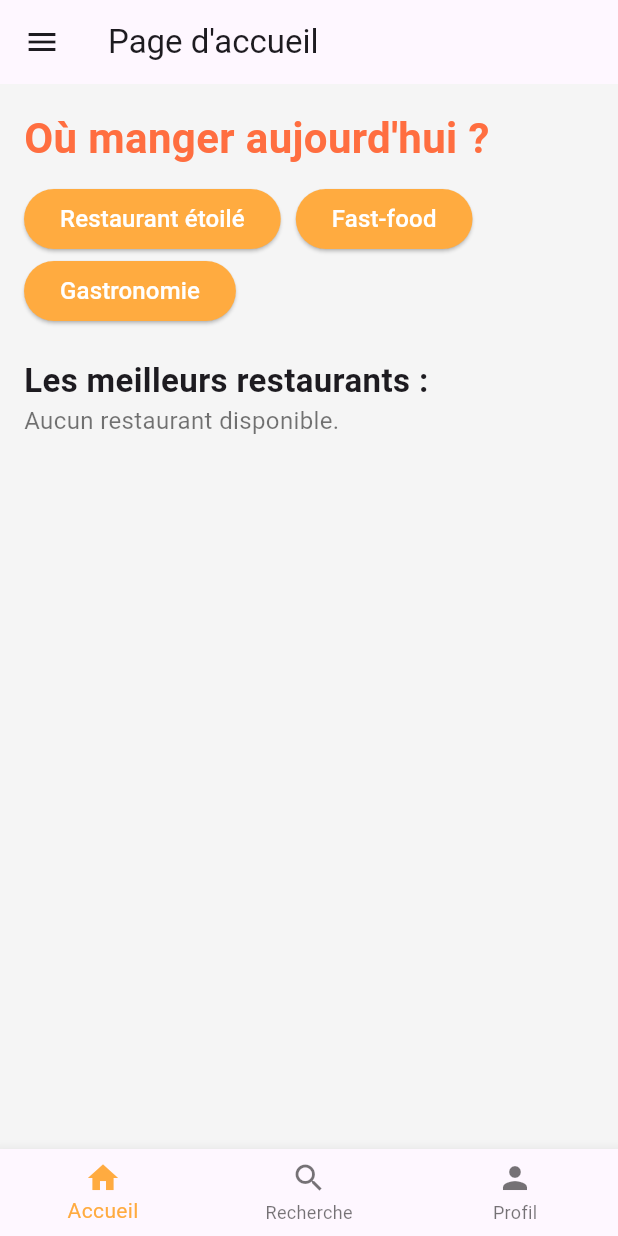
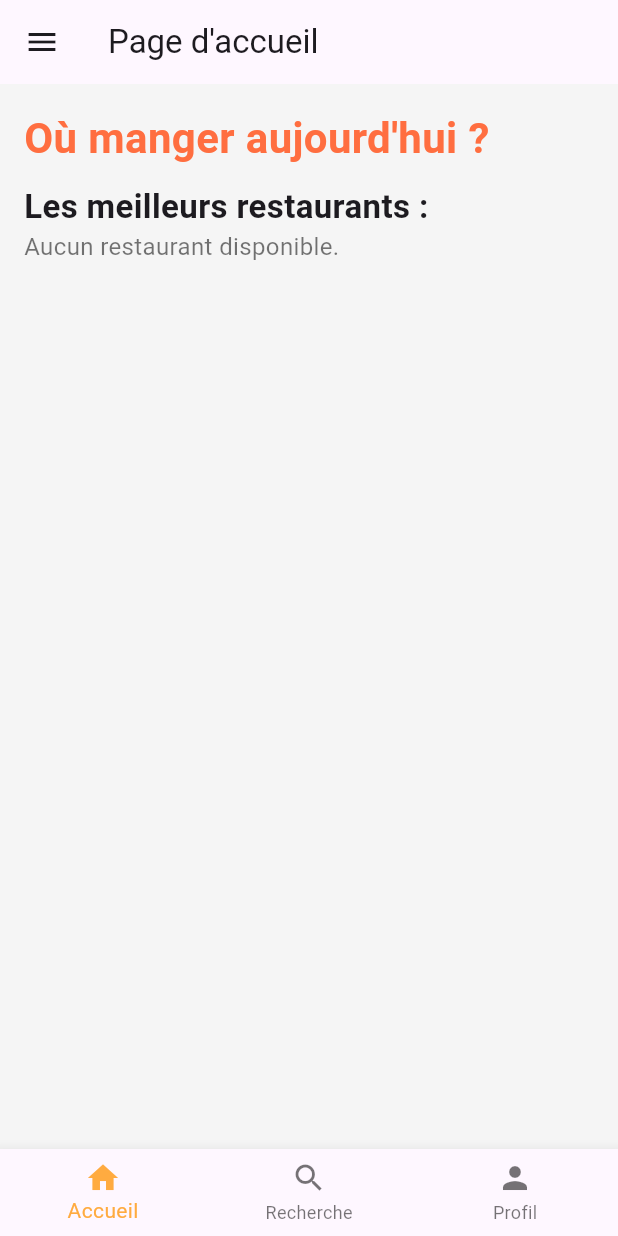
Before and after one commit to IckaeEtu/SAE-4.04-DEVELOPPEMENT-MOBILE, a Flutter app: the HomePage screen opened by its route, on a phone screen of 412 x 824 dp. Run offline on Flutter 3.47's test engine with Material 3 defaults, Android fonts, the phone set to English and light mode, and no system bars; our stand-ins replace go_router, google_maps_flutter, shared_preferences, supabase_flutter; accounts and stored records are empty.

Commit message:
epuration de la page de base

```diff
--- a/lib/features/HomePage.dart
+++ b/lib/features/HomePage.dart
@@ -13,11 +13,10 @@ class HomePage extends StatefulWidget {
 class _HomePageState extends State<HomePage> {
   int _selectedIndex = 0;
   final TextEditingController _searchController = TextEditingController();
-  final List<String> categories = ['Restaurant étoilé', 'Fast-food', 'Gastronomie'];
   List<Map<String, dynamic>> searchResults = [];
   List<Map<String, dynamic>> topRestaurants = [];
   GoogleMapController? mapController;
-  LatLng _currentPosition = LatLng(48.8566, 2.3522); // Paris
+  LatLng _currentPosition = LatLng(48.8566, 2.3522);
   final Set<Marker> _markers = {};
 
   @override
@@ -87,21 +86,6 @@ class _HomePageState extends State<HomePage> {
           Text("Où manger aujourd'hui ?",
               style: TextStyle(fontSize: 28, fontWeight: FontWeight.bold, color: Colors.deepOrangeAccent)),
           SizedBox(height: 10),
-          Wrap(
-            spacing: 10,
-            children: categories
-                .map((category) => ElevatedButton(
-                      style: ElevatedButton.styleFrom(
-                          backgroundColor: Colors.orangeAccent, foregroundColor: Colors.white),
-                      onPressed: () {
-                        _searchController.text = category;
-                        fetchSearchResults(category);
-                      },
-                      child: Text(category, style: const TextStyle(fontSize: 16)),
-                    ))
-                .toList(),
-          ),
-          SizedBox(height: 20),
           Text("Les meilleurs restaurants :",
               style: TextStyle(fontSize: 22, fontWeight: FontWeight.bold)),
           topRestaurants.isEmpty
```
